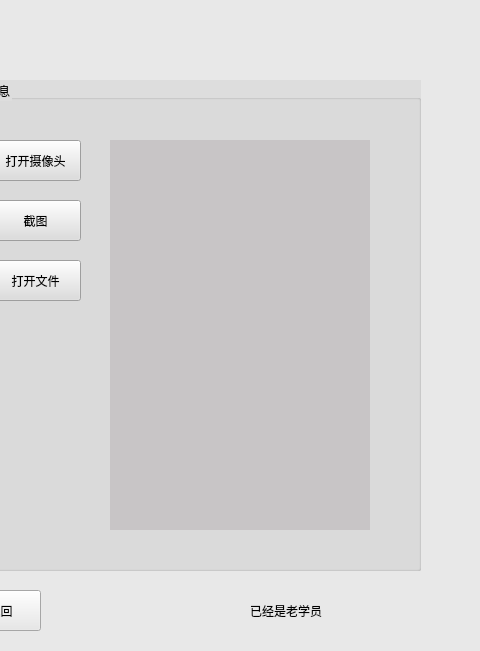
Old version of the form newMember/NewMember.ui in the repository Holy-Shine/Acrotest; both pictures show x 660 to 1140 and y 0 to 651 of the 1291 by 651 pixel window.
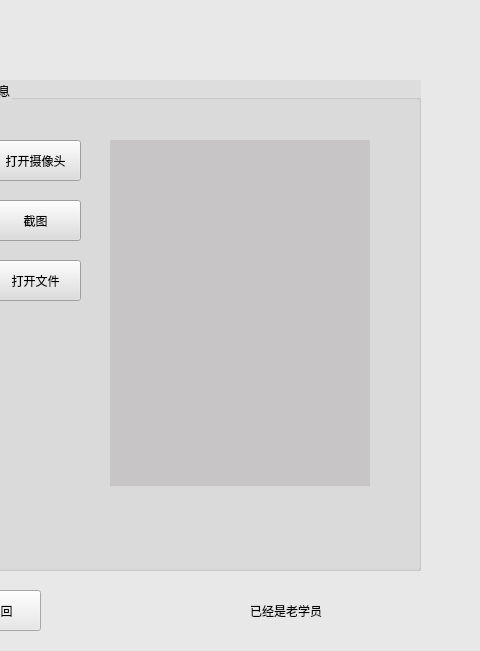
New version of the form.

Diff of the .ui file:
```diff
--- a/newMember/NewMember.ui
+++ b/newMember/NewMember.ui
@@ -53,7 +53,7 @@
       <x>150</x>
       <y>60</y>
       <width>260</width>
-      <height>390</height>
+      <height>346</height>
      </rect>
     </property>
     <property name="palette">
```
Left out of the diff: 2 changed lines with no effect on the pictures.
